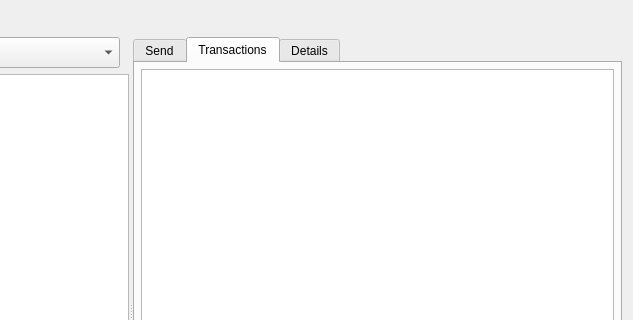
This is src/ui/ui_wallet_dlg.ui in Bertrand256/dash-masternode-tool as Qt 5 draws it before an edit; both pictures show x 229 to 862 and y 0 to 320 of the 862 by 625 pixel window. The edited form follows.
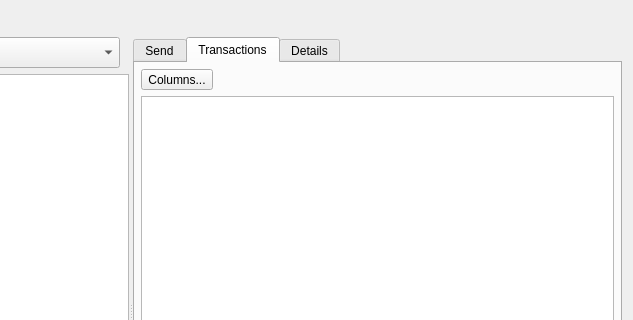
This is the edited form.

Commit message: Wallet: presenting recipient/sender addresses in the transaction list Outgoing transaction has now only one record, regardless how many outputs it has.

Patch:
```diff
--- a/src/ui/ui_wallet_dlg.ui
+++ b/src/ui/ui_wallet_dlg.ui
@@ -473,7 +473,7 @@
              <attribute name="title">
               <string>Transactions</string>
              </attribute>
-             <layout class="QHBoxLayout" name="horizontalLayout_5">
+             <layout class="QVBoxLayout" name="verticalLayout_11">
               <property name="leftMargin">
                <number>6</number>
               </property>
@@ -487,7 +487,18 @@
                <number>6</number>
               </property>
               <item>
-               <widget class="QTableView" name="txTableView">
+               <layout class="QVBoxLayout" name="verticalLayout_12">
+                <item>
+                 <widget class="QToolButton" name="btnTxesViewColumns">
+                  <property name="text">
+                   <string>Columns...</string>
+                  </property>
+                 </widget>
+                </item>
+               </layout>
+              </item>
+              <item>
+               <widget class="QTableView" name="txesTableView">
                 <property name="selectionMode">
                  <enum>QAbstractItemView::SingleSelection</enum>
                 </property>
```
The commit also changes 11 other files.
